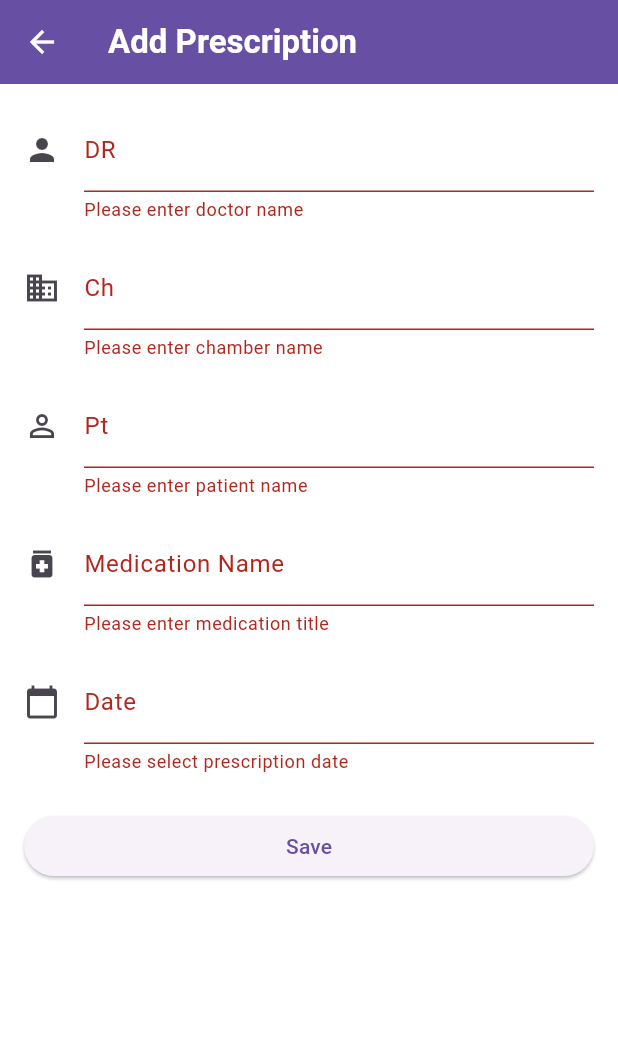
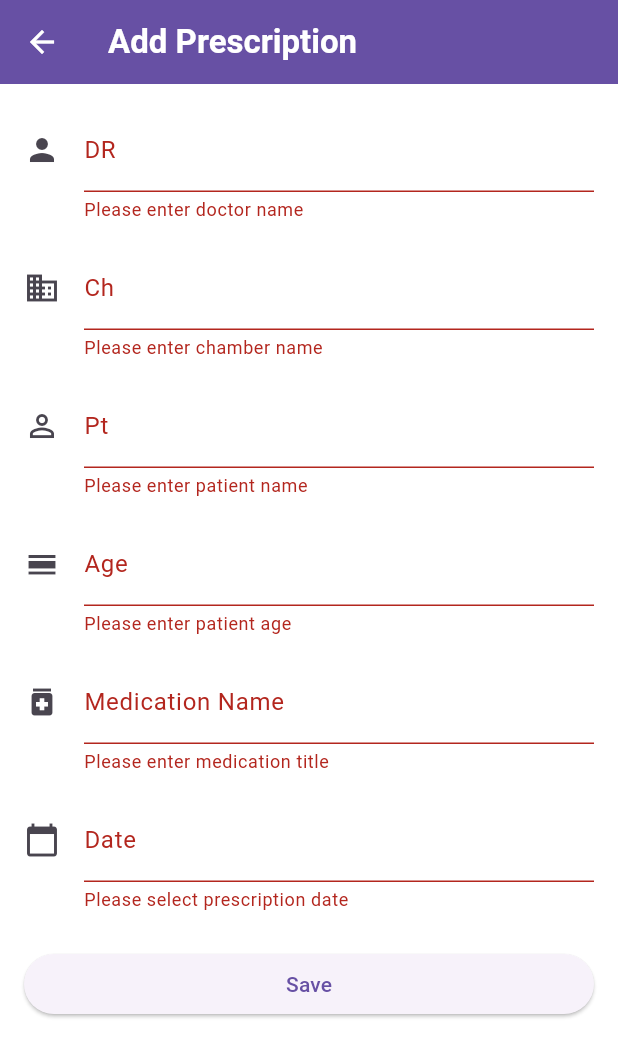
Before and after one commit to masihur96/Medication-Tracker, a Flutter app: the NewRxScreen screen opened directly, after a tap on "Save", on a phone screen of 412 x 824 dp. Shown: the top 1057 px of the screen. Run offline on Flutter 3.47's test engine with Material 3 defaults, Android fonts, the phone set to English and light mode, and no system bars; our stand-ins replace flutter_heatmap_calendar, flutter_local_notifications, flutter_tts, open_file, pdf, share_plus and 3 more; accounts and stored records are empty.

Commit message:
Prescription Details

```diff
--- a/lib/models/prescription.dart
+++ b/lib/models/prescription.dart
@@ -7,6 +7,7 @@ class Prescription {
   final String chamber;
   final String patient;
   final String medicationTo;
+  final int? age;  //;
   final List<Medication> medications;
 
   Prescription({
@@ -15,6 +16,7 @@ class Prescription {
     required this.date,
     required this.chamber,
     required this.patient,
+    required this.age,
     required this.medicationTo,
     required this.medications,
   });
@@ -26,6 +28,7 @@ class Prescription {
       date: json['date']??"",
       chamber: json['chamber']??"",
       patient: json['patient']??"",
+      age: json['age']??0,
       medicationTo: json['medicationTo']??"",
       medications: (json['medications'] as List<dynamic>?)
           ?.map((e) => Medication.fromJson(e))
@@ -39,6 +42,7 @@ class Prescription {
       'uid': uid,
       'doctor': doctor,
       'date': date,
+      'age': age,
       'chamber': chamber,
       'patient': patient,
       'medicationTo': medicationTo,
--- a/lib/screens/new_rx_screen.dart
+++ b/lib/screens/new_rx_screen.dart
@@ -20,6 +20,7 @@ class _NewRxScreenState extends State<NewRxScreen> {
   final _dateController = TextEditingController();
   final _chamberController = TextEditingController();
   final _patientController = TextEditingController();
+  final _ageController = TextEditingController();
 
   @override
   void initState() {
@@ -31,6 +32,7 @@ class _NewRxScreenState extends State<NewRxScreen> {
       _dateController.text = widget.prescription!.date;
       _chamberController.text = widget.prescription!.chamber;
       _patientController.text = widget.prescription!.patient;
+      _ageController.text = widget.prescription!.age?.toString() ?? '';
     }
   }
 
@@ -41,6 +43,7 @@ class _NewRxScreenState extends State<NewRxScreen> {
     _dateController.dispose();
     _chamberController.dispose();
     _patientController.dispose();
+    _ageController.dispose();
     super.dispose();
   }
 
@@ -111,6 +114,24 @@ class _NewRxScreenState extends State<NewRxScreen> {
               ),
               const SizedBox(height: 16),
               TextFormField(
+                controller: _ageController,
+                decoration: InputDecoration(
+                  labelText: localizations.age,
+                  icon: Icon(Icons.calendar_view_day),
+                ),
+                keyboardType: TextInputType.number,
+                validator: (value) {
+                  if (value == null || value.isEmpty) {
+                    return 'Please enter patient age';
+                  }
+                  if (int.tryParse(value) == null) {
+                    return 'Please enter a valid age';
+                  }
+                  return null;
+                },
+              ),
+              const SizedBox(height: 16),
+              TextFormField(
                 controller: _medicationController,
                 decoration: InputDecoration(
                   labelText: localizations.medicationName,
@@ -163,6 +184,7 @@ class _NewRxScreenState extends State<NewRxScreen> {
                       date: _dateController.text,
                       chamber: _chamberController.text,
                       patient: _patientController.text,
+                      age: int.parse(_ageController.text),
                       medications: widget.prescription?.medications ?? [],
                     );
 
```
Also changed, not shown: lib/models/enhanced_medication_history.dart (+14 -2 lines), lib/screens/dashboard_screen.dart (+14 -3 lines), lib/screens/history_screen.dart (+12 -19 lines).
